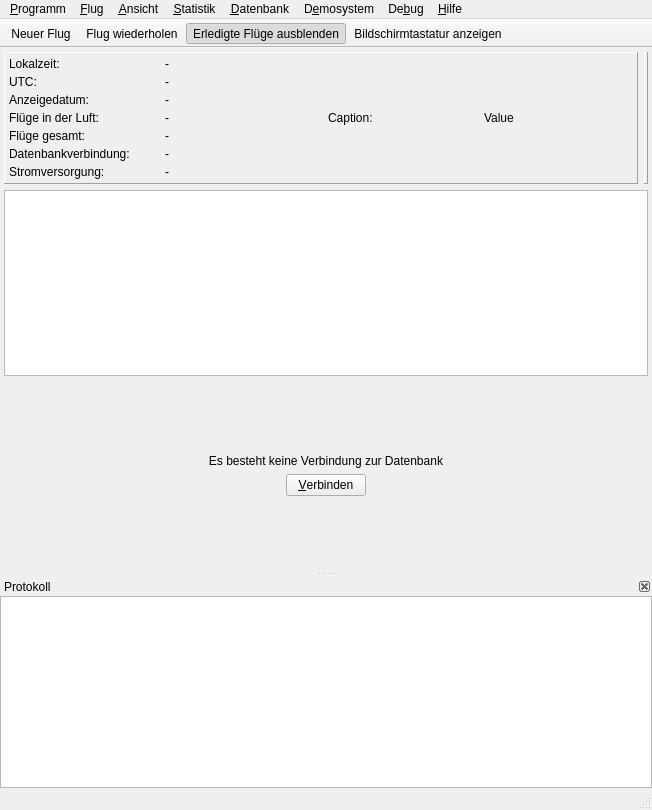
The window that src/gui/windows/MainWindow.ui (startkladde/startkladde) describes before a commit, drawn with Qt 5.
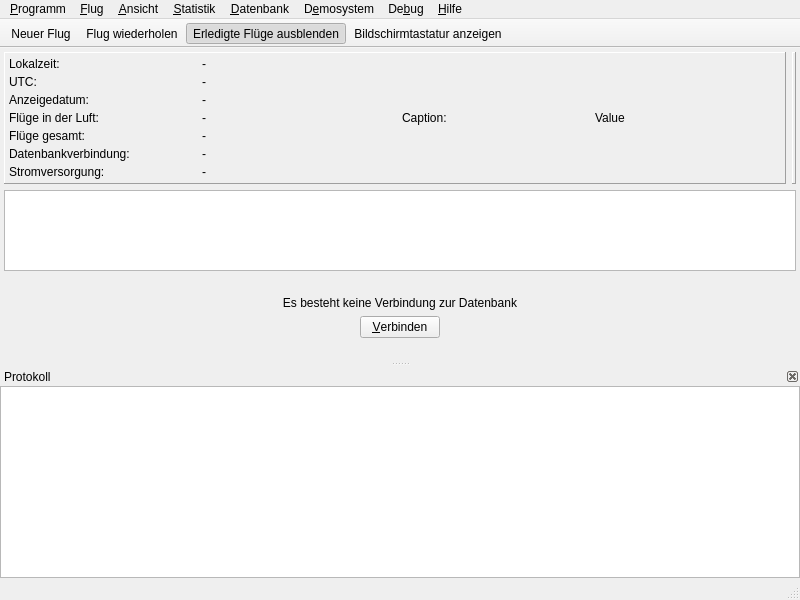
The same window after the commit. Icons and pictures are not drawn. Custom widgets are drawn as their Qt base class.

Diff of the .ui file:
```diff
--- a/src/gui/windows/MainWindow.ui
+++ b/src/gui/windows/MainWindow.ui
@@ -6,8 +6,8 @@
    <rect>
     <x>0</x>
     <y>0</y>
-    <width>652</width>
-    <height>810</height>
+    <width>800</width>
+    <height>600</height>
    </rect>
   </property>
   <property name="windowTitle">
@@ -347,7 +347,7 @@
     <rect>
      <x>0</x>
      <y>0</y>
-     <width>652</width>
+     <width>800</width>
      <height>25</height>
     </rect>
    </property>
```
